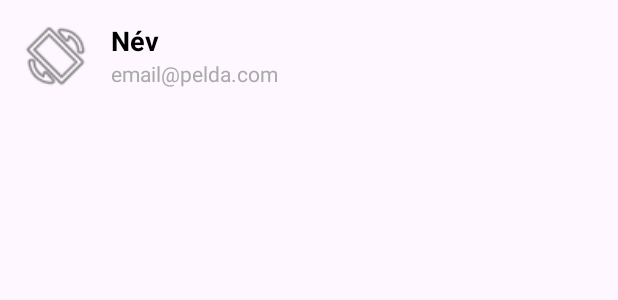
After one commit to pmarcell-menemjo/KotlinBasics, an Android app: the layout list_item.xml on its own in the app's theme, with its tools: preview values and no code run, on a phone screen of 412 x 824 dp. The commit adds this screen. Shown: the top 300 px of the screen. Run offline under Robolectric (Android 15) with nearby library versions, the phone set to English and light mode, and no system bars.

Commit message:
commit 01.21. list_item, User, Adapter, activity

```diff
--- /dev/null
+++ b/app/src/main/res/layout/list_item.xml
@@ -0,0 +1,44 @@
+<?xml version="1.0" encoding="utf-8"?>
+<LinearLayout xmlns:android="http://schemas.android.com/apk/res/android"
+    android:layout_width="match_parent"
+    android:layout_height="wrap_content"
+    android:padding="12dp"
+    android:background="?attr/selectableItemBackground"
+    android:gravity="center_vertical"
+    android:orientation="horizontal">
+
+    <ImageView
+        android:id="@+id/profileImage"
+        android:layout_width="50dp"
+        android:layout_height="50dp"
+        android:scaleType="centerCrop"
+        android:layout_marginEnd="12dp"
+        android:contentDescription="Profilkép"
+        android:src="@android:drawable/ic_menu_always_landscape_portrait" />
+
+    <LinearLayout
+        android:layout_width="0dp"
+        android:layout_height="wrap_content"
+        android:orientation="vertical"
+        android:layout_weight="1">
+
+     <TextView
+         android:id="@+id/nameText"
+         android:layout_width="wrap_content"
+         android:layout_height="wrap_content"
+         android:text="Név"
+         android:textStyle="bold"
+         android:textSize="18sp"
+         android:textColor="@android:color/black"/>
+
+        <TextView
+            android:id="@+id/emailText"
+            android:layout_width="wrap_content"
+            android:layout_height="wrap_content"
+            android:text="email@pelda.com"
+            android:textSize="14sp"
+            android:textColor="@android:color/darker_gray"/>
+
+</LinearLayout>
+
+</LinearLayout>
```
Also changed, not shown: app/src/main/java/com/example/myapplication/UserListActivity.kt (+26 -7 lines), app/src/main/java/com/example/myapplication/adapter/UserAdapter.kt (added, +34 -0 lines), app/src/main/java/com/example/myapplication/model/User.kt (added, +7 -0 lines), app/src/main/res/layout/activity_user_list.xml (+22 -2 lines), app/src/main/res/drawable/user.png (added).
